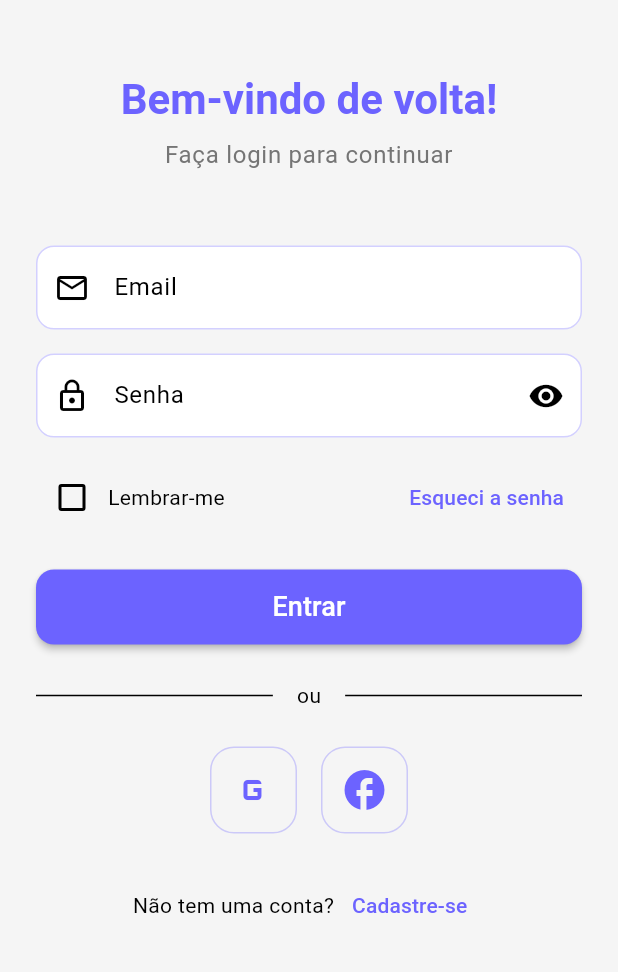
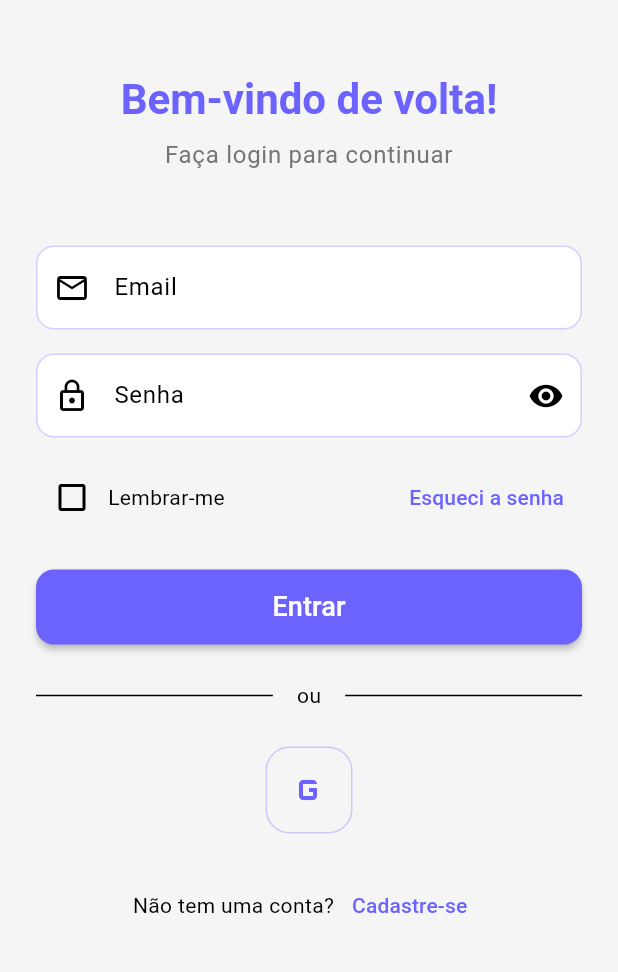
Before and after one commit to vicenteosorioneto/rastreia_app, a Flutter app: the screen it shows after launch, on a phone screen of 412 x 824 dp, the part 236-1208 px from its top. Run offline on Flutter 3.47's test engine with Material 3 defaults, Android fonts, the phone set to English and light mode, and no system bars; our stand-ins replace shared_preferences.

Commit message:
retirando a opção de logar com o facebook

```diff
--- a/objeto_rastreado_app/lib/features/auth/login_page.dart
+++ b/objeto_rastreado_app/lib/features/auth/login_page.dart
@@ -225,10 +225,8 @@ class _LoginPageState extends State<LoginPage> {
                   const SizedBox(height: 24),
 
                   // Botões de login social
-                  Row(
-                    mainAxisAlignment: MainAxisAlignment.center,
-                    children: [
-                      _SocialLoginButton(
+                  Center(
+                    child: _SocialLoginButton(
                       icon: Icons.g_mobiledata,
                       onPressed: () {
                         ScaffoldMessenger.of(context).showSnackBar(
@@ -239,19 +237,6 @@ class _LoginPageState extends State<LoginPage> {
                         );
                       },
                     ),
-                      const SizedBox(width: 16),
-                      _SocialLoginButton(
-                        icon: Icons.facebook,
-                        onPressed: () {
-                          ScaffoldMessenger.of(context).showSnackBar(
-                            const SnackBar(
-                              content:
-                                  Text('Login com Facebook em desenvolvimento'),
-                            ),
-                          );
-                        },
-                      ),
-                    ],
                   ),
                   const SizedBox(height: 24),
 
```
Lines whose indentation alone changed are shown as unchanged.
